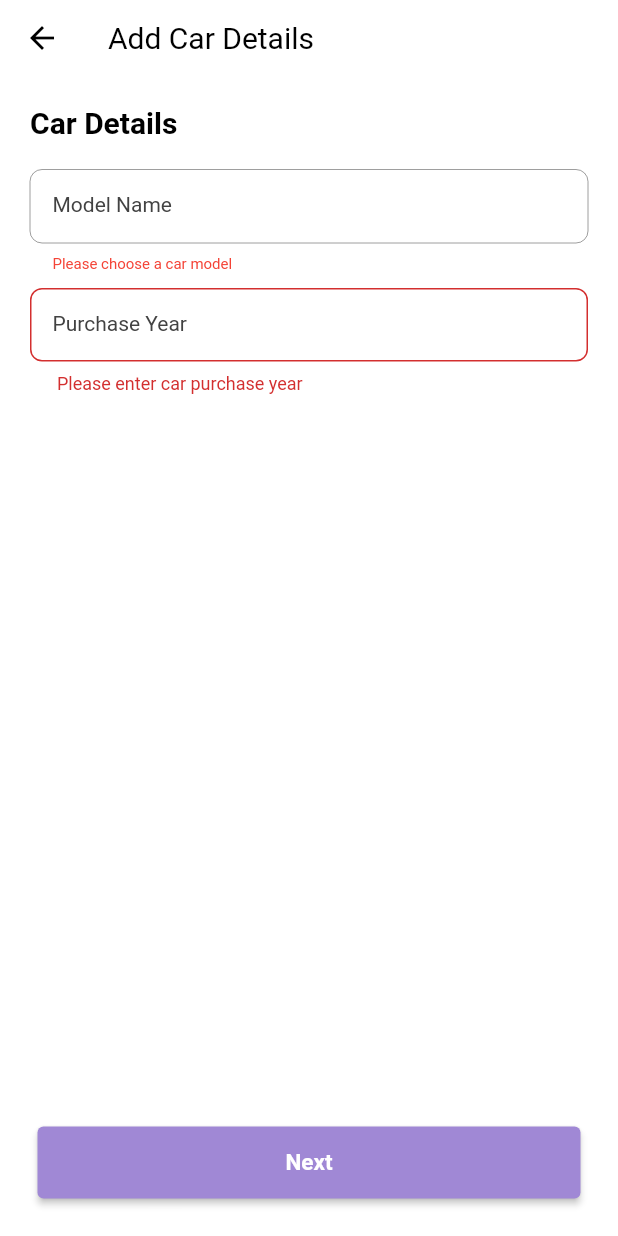
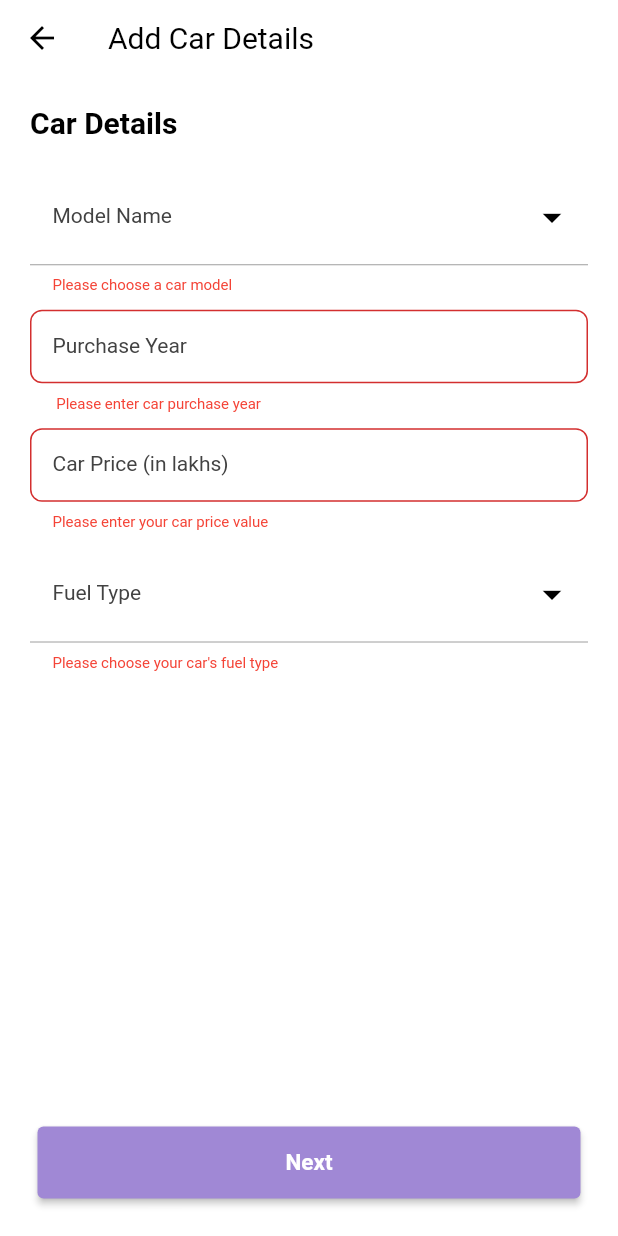
Before and after one commit to yashrajjain726/bechdal_app, a Flutter app: the SellCarForm screen opened by its route, after a tap on "Next", on a phone screen of 412 x 824 dp. Run offline on Flutter 3.47's test engine with Material 2 defaults, Android fonts, the phone set to English and light mode, and no system bars; our stand-ins replace animated_text_kit, cloud_firestore, csc_picker, email_validator, firebase_auth, firebase_core and 8 more; missing offline and left inert: legacy_progress_dialog, open_mail_app; accounts and stored records are empty; network calls fail.

Commit message:
more fields added

```diff
--- a/lib/constants/functions/functions.validation.dart
+++ b/lib/constants/functions/functions.validation.dart
@@ -51,8 +51,23 @@ String? validateYear(value){
   if(value==null || value.length==0){
     return ' Please enter car purchase year';
   }
-  else if((value.length==4) &&(value[0]=='1' || value[0]=='2')){
-    return null;
+  else if((value.length!=4) || (value[0]!='1' || value[0]!='2')){
+    return 'Please enter a valid year';
   }
-  return 'Please enter a valid year';
+  return null;
 }
+String? validateCarPrice(value){
+  if(value==null || value.isEmpty){
+    return 'Please enter your car price value';
+  }
+  else if(int.parse(value)<1 || int.parse(value)>99){
+    return 'Please enter a valid value between 0 and 99 lakhs';
+  }
+  return null;
+}
+String? validateFuelType(value){
+  if (value ==null || value.isEmpty) {
+    return "Please choose your car's fuel type";
+  }
+  return null;
+}
--- a/lib/forms/sell_car_form.dart
+++ b/lib/forms/sell_car_form.dart
@@ -20,15 +20,20 @@ class SellCarForm extends StatefulWidget {
 class _SellCarFormState extends State<SellCarForm> {
   late TextEditingController _carModelNameController;
   late TextEditingController _yearController;
+  late TextEditingController _priceController;
+  late TextEditingController _fuelController;
   final _formKey = GlobalKey<FormState>();
-
 
   @override
   void initState() {
     _carModelNameController = TextEditingController();
     _yearController = TextEditingController();
+    _priceController = TextEditingController();
+    _fuelController = TextEditingController();
     super.initState();
   }
+
+  final List<String> _fuelType = ['Diesel', 'Petrol', 'Electric', 'LPG'];
 
   @override
   Widget build(BuildContext context) {
@@ -41,41 +46,71 @@ class _SellCarFormState extends State<SellCarForm> {
       bottomNavigation: BottomNavigationWidget(
         buttonText: 'Next',
         validator: true,
-        onPressed: () async{
+        onPressed: () async {
           if (_formKey.currentState!.validate()) {
             print('value is ${_carModelNameController.text}');
           }
-
         },
       ),
     );
   }
-  Widget _appBar(title){
+
+  Widget _appBar(title, fieldValue) {
     return AppBar(
+      elevation: 0,
       backgroundColor: whiteColor,
       iconTheme: IconThemeData(color: blackColor),
       automaticallyImplyLeading: false,
-      title: Text('${title} > Brands',style: TextStyle(color: blackColor,fontWeight: FontWeight.normal),),
+      title: Text(
+        '$title > $fieldValue',
+        style: TextStyle(color: blackColor, fontWeight: FontWeight.normal),
+      ),
     );
   }
-  _getCarModelList(BuildContext context,var categoryProvider) {
+
+  _fuelTypeListView(
+      BuildContext context, var categoryProvider, String fieldValue) {
+    return showModalBottomSheet(
+        context: context,
+        builder: (BuildContext context) {
+          return ListView.builder(
+              shrinkWrap: true,
+              itemCount: _fuelType.length,
+              itemBuilder: (BuildContext context, int index) {
+                return ListTile(
+                  title: Text(_fuelType[index]),
+                  onTap: () {
+                    setState(() {
+                      _fuelController.text = _fuelType[index];
+                    });
+                    Navigator.pop(context);
+                  },
+                );
+              });
+        });
+  }
+
+  _getCarModelList(BuildContext context, var categoryProvider) {
     return Dialog(
       child: Column(
         mainAxisSize: MainAxisSize.min,
         children: [
-          _appBar(categoryProvider.selectedCategory),
+          _appBar(categoryProvider.selectedCategory, 'brands'),
           Expanded(
             child: ListView.builder(
+                shrinkWrap: true,
                 itemCount: categoryProvider.doc['models'].length,
-                itemBuilder: (BuildContext context,int index ){
+                itemBuilder: (BuildContext context, int index) {
                   return ListTile(
-                onTap: (){
+                    onTap: () {
                       setState(() {
-                    _carModelNameController.text = categoryProvider.doc['models'][index];
+                        _carModelNameController.text =
+                            categoryProvider.doc['models'][index];
                       });
                       Navigator.pop(context);
                     },
-                title: Text(categoryProvider.doc['models'][index]),);
+                    title: Text(categoryProvider.doc['models'][index]),
+                  );
                 }),
           ),
         ],
@@ -88,7 +123,6 @@ class _SellCarFormState extends State<SellCarForm> {
       padding: const EdgeInsets.symmetric(horizontal: 20, vertical: 20),
       child: Form(
         key: _formKey,
-
         child: Column(
           mainAxisAlignment: MainAxisAlignment.start,
           crossAxisAlignment: CrossAxisAlignment.start,
@@ -109,14 +143,13 @@ class _SellCarFormState extends State<SellCarForm> {
                 showDialog(
                     context: context,
                     builder: (BuildContext context) {
-                      return _getCarModelList(context,categoryProvider);
+                      return _getCarModelList(context, categoryProvider);
                     });
               },
               child: TextFormField(
-
                   controller: _carModelNameController,
                   validator: (value) {
-                  if(value==null || value.isEmpty){
+                    if (value == null || value.isEmpty) {
                       return 'Please choose a car model';
                     }
                     return null;
@@ -125,10 +158,15 @@ class _SellCarFormState extends State<SellCarForm> {
                   enabled: false,
                   decoration: InputDecoration(
                       labelText: 'Model Name',
-                    errorStyle: TextStyle(color: Colors.red,fontSize: 10),
+                      errorStyle: TextStyle(color: Colors.red, fontSize: 10),
                       labelStyle: TextStyle(
                         color: greyColor,
                         fontSize: 14,
+                      ),
+                      suffixIcon: Icon(
+                        Icons.arrow_drop_down_sharp,
+                        color: blackColor,
+                        size: 30,
                       ),
                       hintText: 'Enter your car model variant',
                       hintStyle: TextStyle(
@@ -136,9 +174,9 @@ class _SellCarFormState extends State<SellCarForm> {
                         fontSize: 14,
                       ),
                       contentPadding: const EdgeInsets.all(15),
-                    border: OutlineInputBorder(
-                        borderRadius: BorderRadius.circular(8))),
-              ),
+                      disabledBorder: OutlineInputBorder(
+                          borderRadius: BorderRadius.circular(8),
+                          borderSide: BorderSide(color: disabledColor)))),
             ),
             const SizedBox(
               height: 10,
@@ -149,13 +187,13 @@ class _SellCarFormState extends State<SellCarForm> {
                   return validateYear(value.toString());
                 },
                 keyboardType: TextInputType.number,
-              enabled: true,
                 decoration: InputDecoration(
                     labelText: 'Purchase Year',
                     labelStyle: TextStyle(
                       color: greyColor,
                       fontSize: 14,
                     ),
+                    errorStyle: TextStyle(color: Colors.red, fontSize: 10),
                     hintText: 'Enter your car purchase year',
                     hintStyle: TextStyle(
                       color: greyColor,
@@ -163,7 +201,68 @@ class _SellCarFormState extends State<SellCarForm> {
                     ),
                     contentPadding: const EdgeInsets.all(15),
                     border: OutlineInputBorder(
-                      borderRadius: BorderRadius.circular(8))),
+                        borderRadius: BorderRadius.circular(8),
+                        borderSide: BorderSide(color: disabledColor)),
+                    enabledBorder: OutlineInputBorder(
+                        borderRadius: BorderRadius.circular(8),
+                        borderSide: BorderSide(color: disabledColor)))),
+            const SizedBox(
+              height: 10,
+            ),
+            TextFormField(
+                controller: _priceController,
+                validator: (value) {
+                  return validateCarPrice(value);
+                },
+                keyboardType: TextInputType.number,
+                decoration: InputDecoration(
+                    prefix: const Text('₹ '),
+                    labelText: 'Car Price (in lakhs)',
+                    labelStyle: TextStyle(
+                      color: greyColor,
+                      fontSize: 14,
+                    ),
+                    errorStyle: TextStyle(color: Colors.red, fontSize: 10),
+                    contentPadding: const EdgeInsets.all(15),
+                    border: OutlineInputBorder(
+                        borderRadius: BorderRadius.circular(8),
+                        borderSide: BorderSide(color: disabledColor)),
+                    enabledBorder: OutlineInputBorder(
+                        borderRadius: BorderRadius.circular(8),
+                        borderSide: BorderSide(color: disabledColor)))),
+            const SizedBox(
+              height: 10,
+            ),
+            InkWell(
+              onTap: () {
+                _fuelTypeListView(
+                    context, categoryProvider, 'fuel');
+              },
+              child: TextFormField(
+                controller: _fuelController,
+                enabled: false,
+                validator: (value) {
+                  return validateFuelType(value);
+                },
+                decoration: InputDecoration(
+                    suffixIcon: Icon(
+                      Icons.arrow_drop_down_sharp,
+                      size: 30,
+                      color: blackColor,
+                    ),
+                    labelText: 'Fuel Type',
+                    errorStyle:
+                        const TextStyle(color: Colors.red, fontSize: 10),
+                    labelStyle: TextStyle(
+                      color: greyColor,
+                      fontSize: 14,
+                    ),
+                    contentPadding: const EdgeInsets.all(15),
+
+                    disabledBorder: OutlineInputBorder(
+                        borderRadius: BorderRadius.circular(8),
+                        borderSide: BorderSide(color: disabledColor))),
+              ),
             ),
           ],
         ),
--- a/lib/screens/category/category_list_screen.dart
+++ b/lib/screens/category/category_list_screen.dart
@@ -52,7 +52,7 @@ class CategoryListScreen extends StatelessWidget {
                       onTap: () {
                         categoryProvider.getCategory(doc!['category_name']);
                         categoryProvider.getCategorySnapshot(doc);
-                        if (doc!['subcategory'] == null) {
+                        if (doc['subcategory'] == null) {
                           Navigator.of(context).pushNamed(SellCarForm.screenId);
                         } else {
                           Navigator.pushNamed(
--- a/lib/screens/splash_screen.dart
+++ b/lib/screens/splash_screen.dart
@@ -2,6 +2,8 @@ import 'dart:async';
 import 'package:bechdal_app/screens/main_navigatiion_screen.dart';
 import 'package:bechdal_app/constants/colors.constants.dart';
 import 'package:bechdal_app/screens/welcome_screen.dart';
+import 'package:bechdal_app/services/auth_service.dart';
+import 'package:cloud_firestore/cloud_firestore.dart';
 import 'package:firebase_auth/firebase_auth.dart';
 import 'package:flutter/material.dart';
 import 'package:lottie/lottie.dart';
@@ -15,12 +17,12 @@ class SplashScreen extends StatefulWidget {
 }
 
 class _SplashScreenState extends State<SplashScreen> {
+  AuthService authService = AuthService();
   @override
   void initState() {
     permissionBasedNavigationFunc();
     super.initState();
   }
-
   permissionBasedNavigationFunc() {
     Timer(const Duration(seconds: 4), () async {
       FirebaseAuth.instance.authStateChanges().listen((User? user) async {
```
Lines whose indentation alone changed are shown as unchanged.
